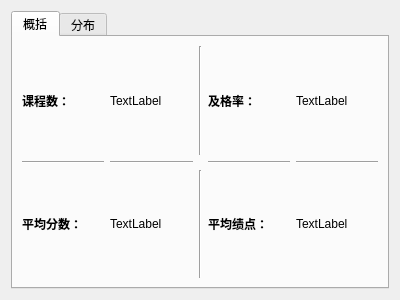
Above: ui/grade.ui from fanenr/cxx-DB-client before the change. Below: the same form after it.
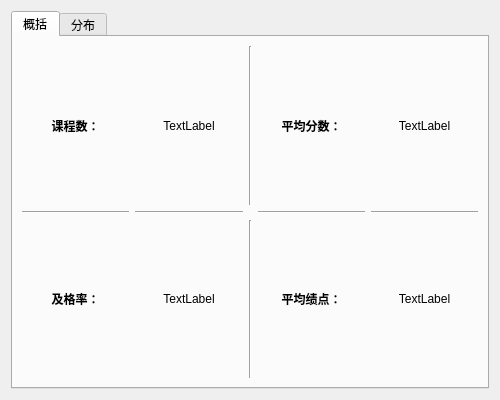
That is the form after the change.

Commit message: add grade mark

The edit to the form file:
```diff
--- a/ui/grade.ui
+++ b/ui/grade.ui
@@ -6,8 +6,8 @@
    <rect>
     <x>0</x>
     <y>0</y>
-    <width>400</width>
-    <height>300</height>
+    <width>500</width>
+    <height>400</height>
    </rect>
   </property>
   <property name="windowTitle">
@@ -34,7 +34,10 @@
             </font>
            </property>
            <property name="text">
-            <string>平均分数：</string>
+            <string>及格率：</string>
+           </property>
+           <property name="alignment">
+            <set>Qt::AlignmentFlag::AlignCenter</set>
            </property>
           </widget>
          </item>
@@ -48,6 +51,9 @@
            <property name="text">
             <string>课程数：</string>
            </property>
+           <property name="alignment">
+            <set>Qt::AlignmentFlag::AlignCenter</set>
+           </property>
           </widget>
          </item>
          <item row="1" column="4">
@@ -55,6 +61,9 @@
            <property name="text">
             <string>TextLabel</string>
            </property>
+           <property name="alignment">
+            <set>Qt::AlignmentFlag::AlignCenter</set>
+           </property>
           </widget>
          </item>
          <item row="1" column="2">
@@ -72,7 +81,10 @@
             </font>
            </property>
            <property name="text">
-            <string>及格率：</string>
+            <string>平均分数：</string>
+           </property>
+           <property name="alignment">
+            <set>Qt::AlignmentFlag::AlignCenter</set>
            </property>
           </widget>
          </item>
@@ -81,6 +93,9 @@
            <property name="text">
             <string>TextLabel</string>
            </property>
+           <property name="alignment">
+            <set>Qt::AlignmentFlag::AlignCenter</set>
+           </property>
           </widget>
          </item>
          <item row="3" column="1">
@@ -88,6 +103,9 @@
            <property name="text">
             <string>TextLabel</string>
            </property>
+           <property name="alignment">
+            <set>Qt::AlignmentFlag::AlignCenter</set>
+           </property>
           </widget>
          </item>
          <item row="3" column="2">
@@ -135,6 +153,9 @@
            <property name="text">
             <string>平均绩点：</string>
            </property>
+           <property name="alignment">
+            <set>Qt::AlignmentFlag::AlignCenter</set>
+           </property>
           </widget>
          </item>
          <item row="3" column="4">
@@ -142,6 +163,9 @@
            <property name="text">
             <string>TextLabel</string>
            </property>
+           <property name="alignment">
+            <set>Qt::AlignmentFlag::AlignCenter</set>
+           </property>
           </widget>
          </item>
         </layout>
```
The commit also changes 5 other files.
